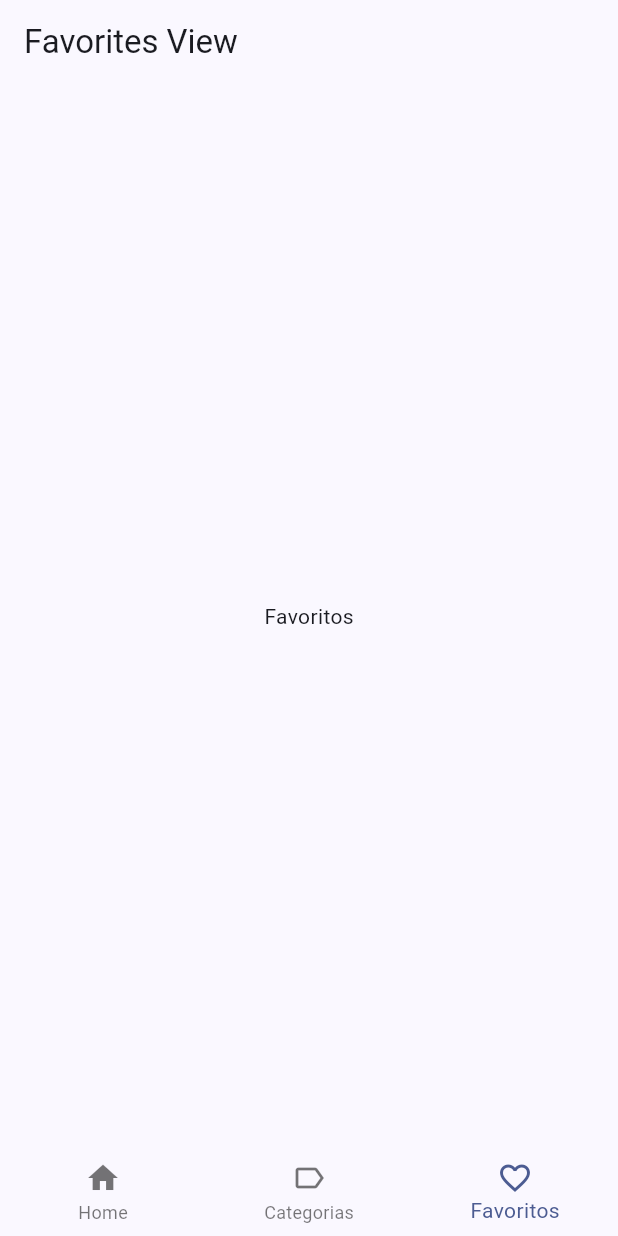
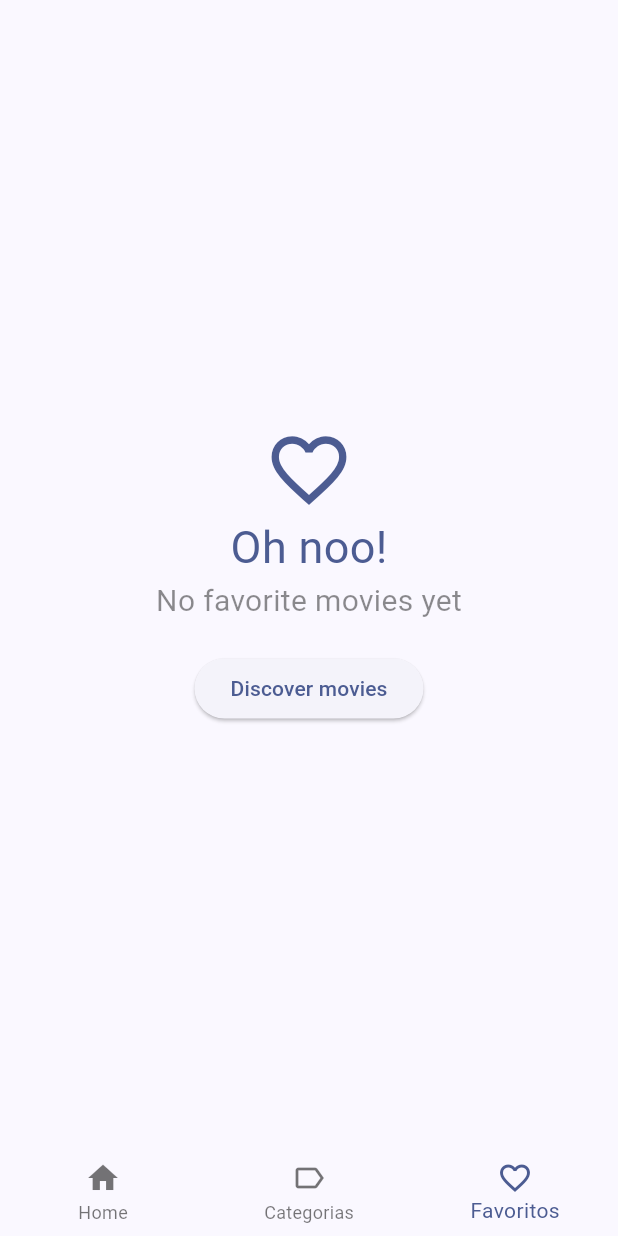
Before and after one commit to DanielDevHN/cinemapediaApp, a Flutter app: the screen it shows after launch, item 3 of the bottom bar chosen, on a phone screen of 412 x 824 dp. Run offline on Flutter 3.47's test engine with Material 2 defaults, Android fonts, the phone set to English and light mode, and no system bars; our stand-ins replace animate_do, card_swiper, dio, flutter_dotenv, flutter_riverpod, go_router and 1 more; accounts and stored records are empty; generated files the repository leaves out were written again; network calls fail.

Commit message:
Adding favorite movies view

```diff
--- a/lib/presentation/views/movies/favorites_view.dart
+++ b/lib/presentation/views/movies/favorites_view.dart
@@ -1,16 +1,70 @@
+import 'package:cinemapedia/presentation/widgets/widgets.dart';
 import 'package:flutter/material.dart';
+import 'package:flutter_riverpod/flutter_riverpod.dart';
+import 'package:cinemapedia/presentation/providers/providers.dart';
+import 'package:go_router/go_router.dart';
 
-class FavoritesView extends StatelessWidget {
+//init
+
+class FavoritesView extends ConsumerStatefulWidget {
   const FavoritesView({super.key});
 
   @override
+  FavoritesViewState createState() => FavoritesViewState();
+}
+
+class FavoritesViewState extends ConsumerState<FavoritesView> {
+  bool isLoading = false;
+  bool isLastPage = false;
+
+  @override
+  void initState() {
+    super.initState();
+
+    loadNextPage();
+  }
+
+  void loadNextPage() async {
+    if (isLoading || isLastPage) return;
+    isLoading = true;
+
+    final movies =
+        await ref.read(favoriteMoviesProvider.notifier).loadNextpage();
+    isLoading = false;
+
+    if (movies.isEmpty) isLastPage = true;
+  }
+
+  @override
   Widget build(BuildContext context) {
+    final favoriteMovies = ref.watch(favoriteMoviesProvider).values.toList();
+
+    if (favoriteMovies.isEmpty) {
+      final colors = Theme.of(context).colorScheme;
+
+      return Center(
+          child: Column(
+        mainAxisAlignment: MainAxisAlignment.center,
+        crossAxisAlignment: CrossAxisAlignment.center,
+        children: [
+          Icon(Icons.favorite_outline_sharp, size: 60, color: colors.primary),
+          Text('Oh noo!',
+              style: TextStyle(color: colors.primary, fontSize: 30)),
+          const Text('No favorite movies yet',
+              style: TextStyle(fontSize: 20, color: Colors.black45)),
+          const SizedBox(height: 20),
+          ElevatedButton(
+            onPressed: () => context.go('/home/0'),
+            child: const Text('Discover movies'),
+          )
+        ],
+      ));
+    }
+
     return Scaffold(
-      appBar: AppBar(
-        title: const Text('Favorites View'),
-      ),
-      body: const Center(
-        child: Text('Favoritos'),
+      body: MovieMasonry(
+        loadNextPage: loadNextPage,
+        movies: favoriteMovies,
       ),
     );
   }
```
